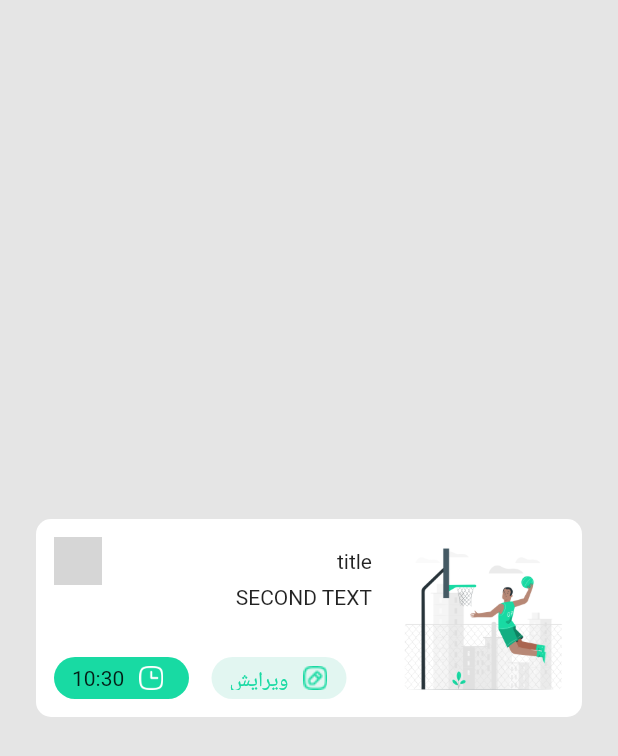
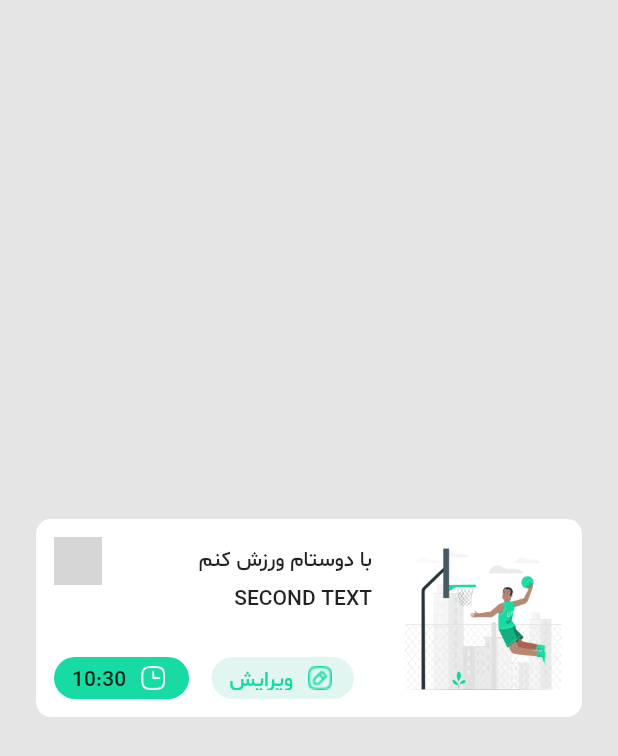
Before and after one commit to amirahmadadibi/note_app, a Flutter app: the screen it shows after launch, on a phone screen of 412 x 824 dp. Shown: the top 756 px of the screen. Run offline on Flutter 3.47's test engine with Material 2 defaults, Android fonts, the phone set to English and light mode, and no system bars; our stand-ins replace hive, hive_flutter; missing offline and left inert: msh_checkbox; accounts and stored records are empty; grey boxes are pictures that could not be loaded.

Commit message:
week13 E14 set custom font

```diff
--- a/lib/home_screen.dart
+++ b/lib/home_screen.dart
@@ -70,7 +70,7 @@ class _HomeScreenState extends State<HomeScreen> {
                       });
                     },
                   ),
-                  Text('title')
+                  Text('با دوستام ورزش کنم')
                 ],
               ),
               Text('SECOND TEXT'),
@@ -114,7 +114,7 @@ class _HomeScreenState extends State<HomeScreen> {
           width: 15,
         ),
         Container(
-          width: 90,
+          width: 95,
           height: 28,
           decoration: BoxDecoration(
             color: Color(0xffE2F6F1),
--- a/lib/main.dart
+++ b/lib/main.dart
@@ -21,6 +21,16 @@ class Application extends StatelessWidget {
   @override
   Widget build(BuildContext context) {
     return MaterialApp(
+      theme: ThemeData(
+        fontFamily: 'SM',
+        textTheme: TextTheme(
+          headline4: TextStyle(
+            fontFamily: 'GB',
+            fontSize: 16,
+            color: Colors.white,
+          ),
+        ),
+      ),
       home: HomeScreen(),
     );
   }
```
Also changed, not shown: pubspec.yaml (+5 -14 lines), assets/fonts/ShabnamMedium.ttf (added).
